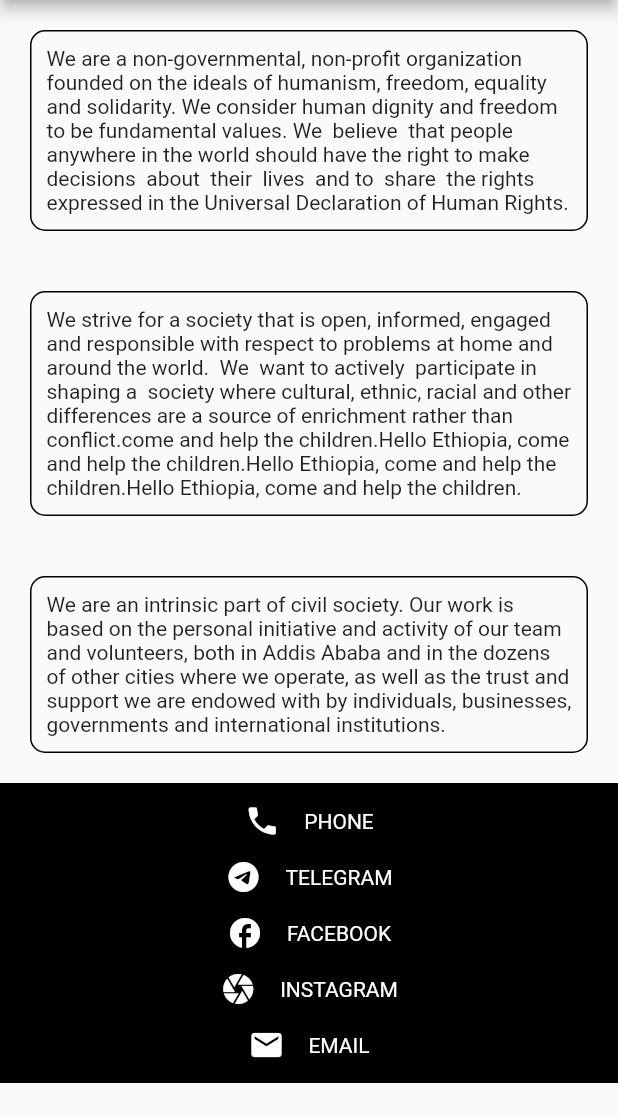
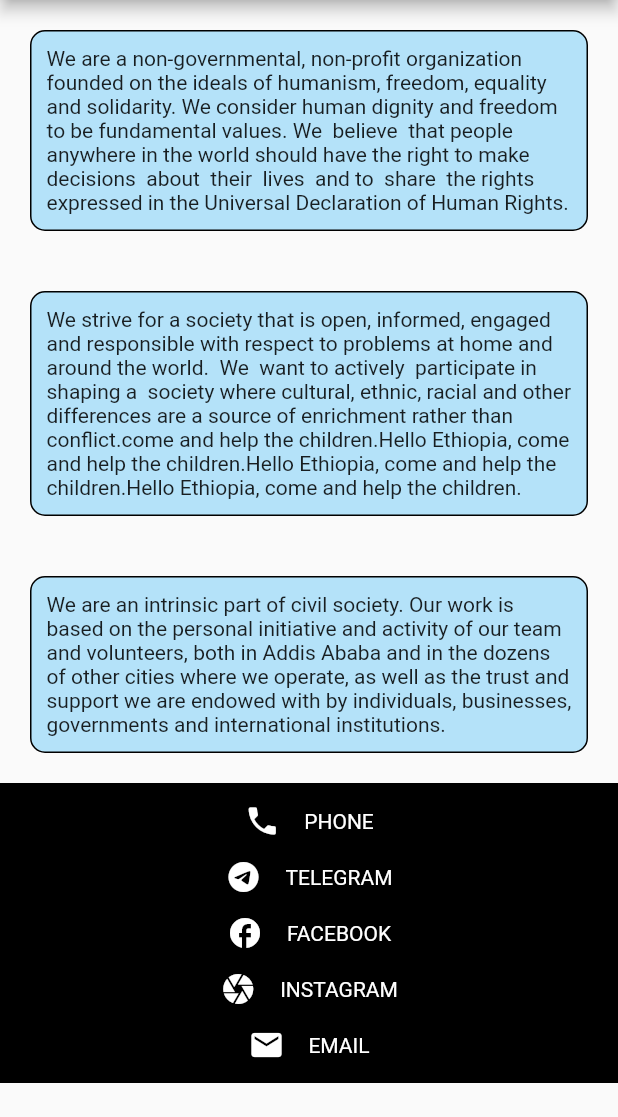
Before and after one commit to TesfayeAdugna/Erdata-App, a Flutter app: the About screen opened by its route, on a phone screen of 412 x 824 dp, the part 84-1201 px from its top. Run offline on Flutter 3.47's test engine with Material 2 defaults, Android fonts, the phone set to English and light mode, and no system bars; our stand-ins replace dropdown_button2, equatable, flutter_bloc, go_router.

Commit message:
updating about page

```diff
--- a/frontend/lib/erdata/screens/about.dart
+++ b/frontend/lib/erdata/screens/about.dart
@@ -59,7 +59,9 @@ class About extends StatelessWidget {
                     decoration: BoxDecoration(
                       border: Border.all(),
                       borderRadius: BorderRadius.all(Radius.circular(10)),
+                      color: Color.fromARGB(255, 180, 226, 249),
                     ),
+
                     child: Text(
                         "We are a non-governmental, non-profit organization founded on the ideals of humanism, freedom, equality and solidarity. We consider human dignity and freedom to be fundamental values. We  believe  that people anywhere in the world should have the right to make  decisions  about  their  lives  and to  share  the rights expressed in the Universal Declaration of Human Rights."),
                   ),
@@ -69,6 +71,7 @@ class About extends StatelessWidget {
                     decoration: BoxDecoration(
                       border: Border.all(),
                       borderRadius: BorderRadius.all(Radius.circular(10)),
+                      color: Color.fromARGB(255, 180, 226, 249),
                     ),
                     child: Text(
                         "We strive for a society that is open, informed, engaged and responsible with respect to problems at home and around the world.  We  want to actively  participate in  shaping a  society where cultural, ethnic, racial and other differences are a source of enrichment rather than conflict.come and help the children.Hello Ethiopia, come and help the children.Hello Ethiopia, come and help the children.Hello Ethiopia, come and help the children."),
@@ -79,6 +82,7 @@ class About extends StatelessWidget {
                     decoration: BoxDecoration(
                       border: Border.all(),
                       borderRadius: BorderRadius.all(Radius.circular(10)),
+                      color: Color.fromARGB(255, 180, 226, 249),
                     ),
                     child: Text(
                         "We are an intrinsic part of civil society. Our work is based on the personal initiative and activity of our team and volunteers, both in Addis Ababa and in the dozens of other cities where we operate, as well as the trust and support we are endowed with by individuals, businesses, governments and international institutions."),
```
